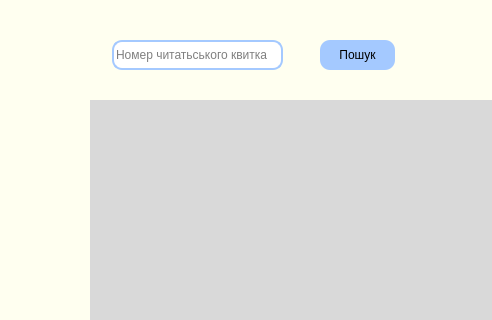
Rozumniak/liblary_app, file giveBook_design.ui: the form before one commit; both pictures show x 0 to 492 and y 0 to 320 of the 700 by 500 pixel window.
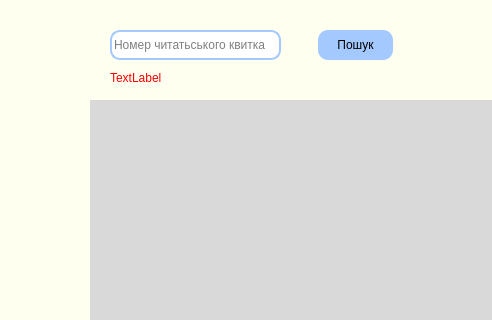
The form after the commit.

Commit message: givehBook window enter click added

Patch:
```diff
--- a/giveBook_design.ui
+++ b/giveBook_design.ui
@@ -19,8 +19,8 @@
   <widget class="QPushButton" name="search_button">
    <property name="geometry">
     <rect>
-     <x>320</x>
-     <y>40</y>
+     <x>318</x>
+     <y>30</y>
      <width>75</width>
      <height>30</height>
     </rect>
@@ -39,8 +39,8 @@
   <widget class="QLineEdit" name="id_field">
    <property name="geometry">
     <rect>
-     <x>112</x>
-     <y>40</y>
+     <x>110</x>
+     <y>30</y>
      <width>171</width>
      <height>30</height>
     </rect>
@@ -97,6 +97,23 @@
     <string>Видати</string>
    </property>
   </widget>
+  <widget class="QLabel" name="id_issue">
+   <property name="geometry">
+    <rect>
+     <x>110</x>
+     <y>60</y>
+     <width>200</width>
+     <height>35</height>
+    </rect>
+   </property>
+   <property name="styleSheet">
+    <string notr="true">color: red;
+font: 12pt &quot;Arial&quot;;</string>
+   </property>
+   <property name="text">
+    <string>TextLabel</string>
+   </property>
+  </widget>
  </widget>
  <resources/>
  <connections/>
```
The commit also changes 2 other files.
